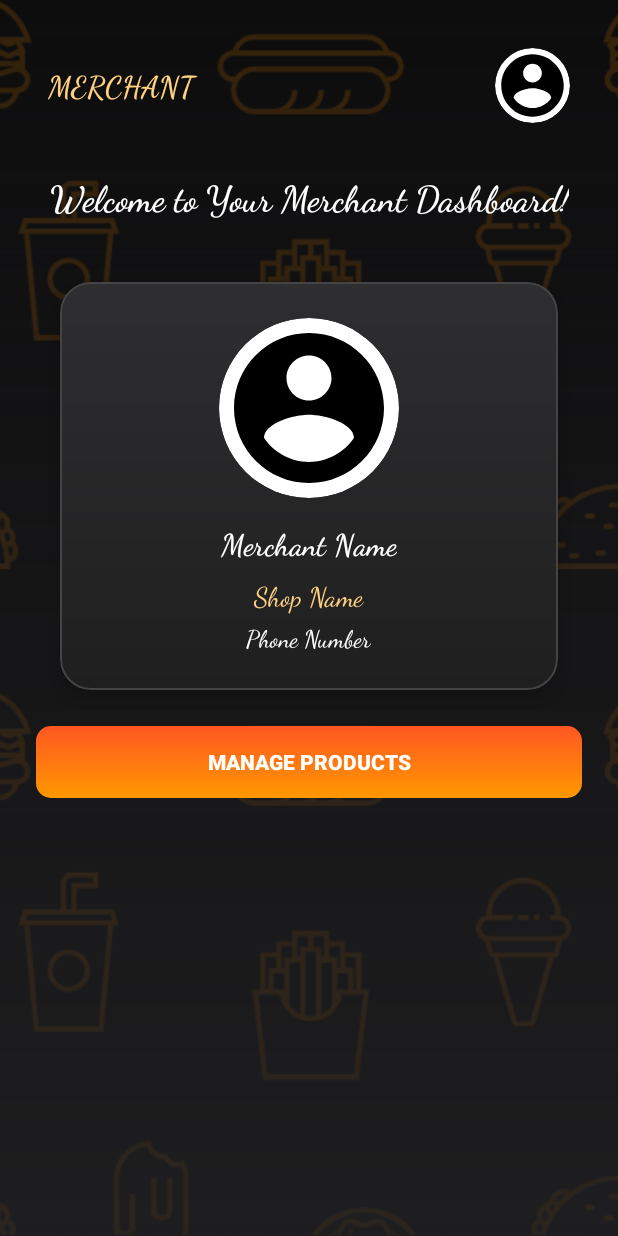
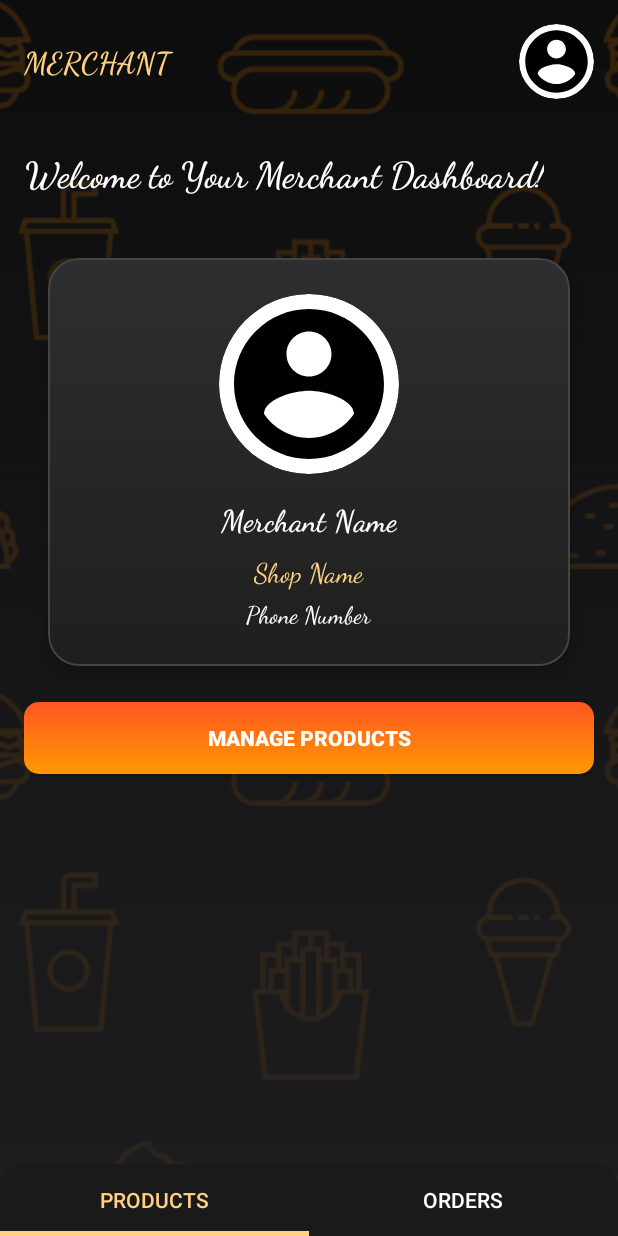
Before and after one commit to CasuallyC0ding/Cravings, an Android app built with Jetpack Compose: the HomeMerchantActivity screen opened directly, with no data from a screen before it, on a phone screen of 412 x 824 dp. Run offline under Robolectric (Android 15) with nearby library versions, the phone set to English and light mode, and no system bars; our stand-ins replace Firebase (no records; nobody signed in at launch, a user with empty details on screens opened directly); pictures from the network do not load.

Commit message:
fragmentation for the merchant view

```diff
--- a/app/build.gradle.kts
+++ b/app/build.gradle.kts
@@ -43,7 +43,7 @@ android {
 }
 
 dependencies {
-
+    implementation("com.google.android.material:material:1.9.0")
     implementation(libs.androidx.core.ktx.v1120)
     implementation("androidx.appcompat:appcompat:1.7.0") // <- add this
     implementation("com.google.android.material:material:1.13.0")
--- a/app/src/main/java/com/example/cravings/HomeMerchantActivity.kt
+++ b/app/src/main/java/com/example/cravings/HomeMerchantActivity.kt
@@ -6,15 +6,17 @@ import android.widget.ImageView
 import android.widget.TextView
 import android.widget.Toast
 import androidx.appcompat.app.AppCompatActivity
+import androidx.viewpager2.widget.ViewPager2
 import com.bumptech.glide.Glide
 import com.bumptech.glide.load.engine.DiskCacheStrategy
+import com.google.android.material.tabs.TabLayout
+import com.google.android.material.tabs.TabLayoutMediator
 import com.google.firebase.auth.FirebaseAuth
 import com.google.firebase.database.*
 
 class HomeMerchantActivity : AppCompatActivity() {
 
     private lateinit var profileButton: ImageView
-    private lateinit var profileImage: ImageView
     private lateinit var roleTextView: TextView
     private lateinit var database: FirebaseDatabase
     private lateinit var auth: FirebaseAuth
@@ -34,13 +36,12 @@ class HomeMerchantActivity : AppCompatActivity() {
         // Initialize UI
         roleTextView = findViewById(R.id.roleText)
         profileButton = findViewById(R.id.profileButton)
-        profileImage = findViewById(R.id.profileImage)
 
         // Set top label
         roleTextView.text = userRole.uppercase()
 
-        // Load image initially
-        loadProfileImage()
+        // Setup ViewPager and TabLayout
+        setupViewPager()
 
         // Open ProfileActivity on click
         profileButton.setOnClickListener {
@@ -50,60 +51,25 @@ class HomeMerchantActivity : AppCompatActivity() {
         }
     }
 
+    private fun setupViewPager() {
+        val viewPager = findViewById<ViewPager2>(R.id.viewPager)
+        val tabLayout = findViewById<TabLayout>(R.id.tabLayout)
+
+        val adapter = MerchantPagerAdapter(this)
+        viewPager.adapter = adapter
+
+        TabLayoutMediator(tabLayout, viewPager) { tab, position ->
+            tab.text = when (position) {
+                0 -> "Products"
+                1 -> "Orders"
+                else -> "Products"
+            }
+        }.attach()
+    }
+
     // 🔁 Refresh profile image each time user returns
     override fun onResume() {
         super.onResume()
-        loadProfileImage()
-    }
-
-    // 📸 Function to load the image from Firebase
-    private fun loadProfileImage() {
-        val currentUser = auth.currentUser
-        if (currentUser == null) {
-            Toast.makeText(this, "No user logged in", Toast.LENGTH_SHORT).show()
-            finish()
-            return
-        }
-
-        val userId = currentUser.uid
-        val userRef = database.reference.child("users").child(userRole).child(userId)
-
-        userRef.addListenerForSingleValueEvent(object : ValueEventListener {
-            override fun onDataChange(snapshot: DataSnapshot) {
-                val imageUrl = snapshot.child("profileImage").getValue(String::class.java)
-
-                if (!imageUrl.isNullOrEmpty()) {
-                    // Disable all caching (memory + disk)
-                    Glide.with(this@HomeMerchantActivity)
-                        .load(imageUrl)
-                        .placeholder(R.drawable.ic_profile_placeholder)
-                        .error(R.drawable.ic_profile_placeholder)
-                        .circleCrop()
-                        .diskCacheStrategy(DiskCacheStrategy.NONE)
-                        .skipMemoryCache(true)
-                        .into(profileButton)
-
-                    Glide.with(this@HomeMerchantActivity)
-                        .load(imageUrl)
-                        .placeholder(R.drawable.ic_profile_placeholder)
-                        .error(R.drawable.ic_profile_placeholder)
-                        .centerCrop()
-                        .diskCacheStrategy(DiskCacheStrategy.NONE)
-                        .skipMemoryCache(true)
-                        .into(profileImage)
-                } else {
-                    profileButton.setImageResource(R.drawable.ic_profile_placeholder)
-                    profileImage.setImageResource(R.drawable.ic_profile_placeholder)
-                }
-            }
-
-            override fun onCancelled(error: DatabaseError) {
-                Toast.makeText(
-                    this@HomeMerchantActivity,
-                    "Failed to load profile image",
-                    Toast.LENGTH_SHORT
-                ).show()
-            }
-        })
+        // The profile image loading will be handled in the ProductsFragment now
     }
 }
--- /dev/null
+++ b/app/src/main/java/com/example/cravings/MerchantOrdersFragment.kt
@@ -0,0 +1,17 @@
+package com.example.cravings
+
+import android.os.Bundle
+import android.view.LayoutInflater
+import android.view.View
+import android.view.ViewGroup
+import androidx.fragment.app.Fragment
+
+class MerchantOrdersFragment : Fragment() {
+
+    override fun onCreateView(
+        inflater: LayoutInflater, container: ViewGroup?,
+        savedInstanceState: Bundle?
+    ): View? {
+        return inflater.inflate(R.layout.fragment_merchant_orders, container, false)
+    }
+}
--- /dev/null
+++ b/app/src/main/java/com/example/cravings/MerchantPagerAdapter.kt
@@ -0,0 +1,18 @@
+package com.example.cravings
+
+import androidx.fragment.app.Fragment
+import androidx.fragment.app.FragmentActivity
+import androidx.viewpager2.adapter.FragmentStateAdapter
+
+class MerchantPagerAdapter(fa: FragmentActivity) : FragmentStateAdapter(fa) {
+
+    override fun getItemCount(): Int = 2
+
+    override fun createFragment(position: Int): Fragment {
+        return when (position) {
+            0 -> MerchantProductsFragment()
+            1 -> MerchantOrdersFragment()
+            else -> MerchantProductsFragment()
+        }
+    }
+}
--- /dev/null
+++ b/app/src/main/java/com/example/cravings/MerchantProductsFragment.kt
@@ -0,0 +1,108 @@
+package com.example.cravings
+
+import android.content.Intent
+import android.os.Bundle
+import android.view.LayoutInflater
+import android.view.View
+import android.view.ViewGroup
+import android.widget.Button
+import android.widget.ImageView
+import android.widget.TextView
+import android.widget.Toast
+import androidx.fragment.app.Fragment
+import com.bumptech.glide.Glide
+import com.bumptech.glide.load.engine.DiskCacheStrategy
+import com.google.firebase.auth.FirebaseAuth
+import com.google.firebase.database.*
+
+class MerchantProductsFragment : Fragment() {
+
+    private lateinit var profileImage: ImageView
+    private lateinit var merchantNameText: TextView
+    private lateinit var shopNameText: TextView
+    private lateinit var phoneText: TextView
+    private lateinit var manageProductsBtn: Button
+
+    private lateinit var auth: FirebaseAuth
+    private lateinit var database: FirebaseDatabase
+    private var userRole: String = "Merchant"
+
+    override fun onCreateView(
+        inflater: LayoutInflater, container: ViewGroup?,
+        savedInstanceState: Bundle?
+    ): View? {
+        val view = inflater.inflate(R.layout.fragment_merchant_products, container, false)
+
+        // Initialize Firebase
+        auth = FirebaseAuth.getInstance()
+        database = FirebaseDatabase.getInstance("https://dbcravings-default-rtdb.europe-west1.firebasedatabase.app/")
+
+        // Initialize views
+        profileImage = view.findViewById(R.id.profileImage)
+        merchantNameText = view.findViewById(R.id.merchantNameText)
+        shopNameText = view.findViewById(R.id.shopNameText)
+        phoneText = view.findViewById(R.id.phoneText)
+        manageProductsBtn = view.findViewById(R.id.manageProductsBtn)
+
+        // Load merchant data
+        loadMerchantData()
+
+        // Set up button click
+        manageProductsBtn.setOnClickListener {
+            // You can navigate to product management activity here
+            Toast.makeText(requireContext(), "Manage Products Clicked", Toast.LENGTH_SHORT).show()
+        }
+
+        return view
+    }
+
+    override fun onResume() {
+        super.onResume()
+        loadMerchantData()
+    }
+
+    private fun loadMerchantData() {
+        val currentUser = auth.currentUser
+        if (currentUser == null) {
+            Toast.makeText(requireContext(), "No user logged in", Toast.LENGTH_SHORT).show()
+            return
+        }
+
+        val userId = currentUser.uid
+        val userRef = database.reference.child("users").child(userRole).child(userId)
+
+        userRef.addListenerForSingleValueEvent(object : ValueEventListener {
+            override fun onDataChange(snapshot: DataSnapshot) {
+                val name = snapshot.child("name").getValue(String::class.java) ?: "Merchant Name"
+                val shop = snapshot.child("shopName").getValue(String::class.java) ?: "Shop Name"
+                val phone = snapshot.child("phone").getValue(String::class.java) ?: "Phone Number"
+                val imageUrl = snapshot.child("profileImage").getValue(String::class.java)
+
+                merchantNameText.text = name
+                shopNameText.text = shop
+                phoneText.text = phone
+
+                if (!imageUrl.isNullOrEmpty()) {
+                    Glide.with(requireContext())
+                        .load(imageUrl)
+                        .placeholder(R.drawable.ic_profile_placeholder)
+                        .error(R.drawable.ic_profile_placeholder)
+                        .centerCrop()
+                        .diskCacheStrategy(DiskCacheStrategy.NONE)
+                        .skipMemoryCache(true)
+                        .into(profileImage)
+                } else {
+                    profileImage.setImageResource(R.drawable.ic_profile_placeholder)
+                }
+            }
+
+            override fun onCancelled(error: DatabaseError) {
+                Toast.makeText(
+                    requireContext(),
+                    "Failed to load merchant data",
+                    Toast.LENGTH_SHORT
+                ).show()
+            }
+        })
+    }
+}
--- /dev/null
+++ b/app/src/main/res/drawable/tab_layout_background.xml
@@ -0,0 +1,5 @@
+<?xml version="1.0" encoding="utf-8"?>
+<shape xmlns:android="http://schemas.android.com/apk/res/android">
+    <solid android:color="#1A1A1A" />
+    <corners android:topLeftRadius="16dp" android:topRightRadius="16dp" />
+</shape>
--- a/app/src/main/res/layout/activity_home_merchant.xml
+++ b/app/src/main/res/layout/activity_home_merchant.xml
@@ -1,4 +1,6 @@
+<?xml version="1.0" encoding="utf-8"?>
 <RelativeLayout xmlns:android="http://schemas.android.com/apk/res/android"
+    xmlns:app="http://schemas.android.com/apk/res-auto"
     xmlns:tools="http://schemas.android.com/tools"
     android:layout_width="match_parent"
     android:layout_height="match_parent"
@@ -19,14 +21,6 @@
         android:layout_height="match_parent"
         android:background="@drawable/dark_gradient_overlay" />
 
-    <!-- Foreground layout -->
-    <LinearLayout
-        android:layout_width="match_parent"
-        android:layout_height="match_parent"
-        android:orientation="vertical"
-        android:gravity="center_horizontal"
-        android:padding="24dp">
-
     <!-- Top Bar -->
     <LinearLayout
         android:id="@+id/topBar"
@@ -34,8 +28,8 @@
         android:layout_height="wrap_content"
         android:orientation="horizontal"
         android:gravity="center_vertical"
-            android:padding="8dp"
-            android:layout_marginBottom="24dp">
+        android:padding="16dp"
+        android:background="@android:color/transparent">
 
         <TextView
             android:id="@+id/roleText"
@@ -59,86 +53,36 @@
             android:contentDescription="Profile" />
     </LinearLayout>
 
-        <!-- Welcome Text -->
-        <TextView
-            android:id="@+id/welcomeText"
+    <!-- ViewPager2 for fragments -->
+    <androidx.viewpager2.widget.ViewPager2
+        android:id="@+id/viewPager"
+        android:layout_width="match_parent"
+        android:layout_height="0dp"
+        android:layout_below="@id/topBar"
+        android:layout_above="@id/tabLayout" />
+
+    <!-- Bottom TabLayout -->
+    <com.google.android.material.tabs.TabLayout
+        android:id="@+id/tabLayout"
+        android:layout_width="match_parent"
+        android:layout_height="wrap_content"
+        android:layout_alignParentBottom="true"
+        android:background="@drawable/tab_layout_background"
+        app:tabTextColor="#FFFFFF"
+        app:tabSelectedTextColor="#FFD180"
+        app:tabIndicatorColor="#FFD180"
+        app:tabIndicatorHeight="3dp">
+
+        <com.google.android.material.tabs.TabItem
             android:layout_width="wrap_content"
             android:layout_height="wrap_content"
-            android:text="Welcome to Your Merchant Dashboard!"
-            android:textSize="24sp"
-            android:textStyle="bold"
-            android:textColor="#FFFFFF"
-            android:fontFamily="@font/dancing_script_semibold"
-            android:gravity="center"
-            android:layout_marginBottom="24dp" />
+            android:text="Products" />
 
-        <!-- Info Card -->
-        <LinearLayout
-            android:id="@+id/profileSection"
-            android:orientation="vertical"
-            android:layout_width="match_parent"
-            android:layout_height="wrap_content"
-            android:padding="24dp"
-            android:elevation="8dp"
-            android:gravity="center_horizontal"
-            android:layout_margin="16dp"
-            android:clipToOutline="true"
-            android:background="@drawable/rounded_card">
-
-            <ImageView
-                android:id="@+id/profileImage"
-                android:layout_width="120dp"
-                android:layout_height="120dp"
-                android:src="@drawable/ic_profile_placeholder"
-                android:background="@drawable/circle_background"
-                android:scaleType="centerCrop"
-                android:clipToOutline="true"
-                android:contentDescription="Profile Image"
-                android:layout_marginBottom="16dp" />
-
-            <TextView
-                android:id="@+id/merchantNameText"
+        <com.google.android.material.tabs.TabItem
             android:layout_width="wrap_content"
             android:layout_height="wrap_content"
-                android:text="Merchant Name"
-                android:textStyle="bold"
-                android:textSize="20sp"
-                android:textColor="#FFFFFF"
-                android:layout_marginBottom="8dp"
-                android:fontFamily="@font/dancing_script_semibold" />
+            android:text="Orders" />
 
-            <TextView
-                android:id="@+id/shopNameText"
-                android:layout_width="wrap_content"
-                android:layout_height="wrap_content"
-                android:text="Shop Name"
-                android:textSize="18sp"
-                android:textColor="#FFD180"
-                android:layout_marginBottom="4dp"
-                android:fontFamily="@font/dancing_script_regular" />
+    </com.google.android.material.tabs.TabLayout>
 
-            <TextView
-                android:id="@+id/phoneText"
-                android:layout_width="wrap_content"
-                android:layout_height="wrap_content"
-                android:text="Phone Number"
-                android:textSize="16sp"
-                android:textColor="#FFFFFF"
-                android:fontFamily="@font/dancing_script_regular" />
-        </LinearLayout>
-
-        <!-- Optional Action Button -->
-        <Button
-            android:id="@+id/manageProductsBtn"
-            android:text="Manage Products"
-            android:textStyle="bold"
-            android:textColor="@android:color/white"
-            android:layout_width="match_parent"
-            android:layout_height="wrap_content"
-            android:background="@drawable/btn_orange_gradient"
-            android:elevation="6dp"
-            android:padding="14dp"
-            android:layout_marginTop="8dp" />
-
-    </LinearLayout>
 </RelativeLayout>
--- /dev/null
+++ b/app/src/main/res/layout/fragment_merchant_orders.xml
@@ -0,0 +1,31 @@
+<?xml version="1.0" encoding="utf-8"?>
+<LinearLayout xmlns:android="http://schemas.android.com/apk/res/android"
+    android:layout_width="match_parent"
+    android:layout_height="match_parent"
+    android:orientation="vertical"
+    android:padding="16dp"
+    android:background="@android:color/transparent">
+
+    <TextView
+        android:layout_width="wrap_content"
+        android:layout_height="wrap_content"
+        android:text="Orders Screen"
+        android:textSize="24sp"
+        android:textColor="#FFFFFF"
+        android:textStyle="bold"
+        android:layout_gravity="center"
+        android:layout_marginTop="50dp"
+        android:fontFamily="@font/dancing_script_semibold" />
+
+    <!-- You can add your orders RecyclerView here later -->
+    <TextView
+        android:layout_width="wrap_content"
+        android:layout_height="wrap_content"
+        android:text="Incoming orders will appear here"
+        android:textSize="18sp"
+        android:textColor="#FFD180"
+        android:layout_gravity="center"
+        android:layout_marginTop="20dp"
+        android:fontFamily="@font/dancing_script_regular" />
+
+</LinearLayout>
--- /dev/null
+++ b/app/src/main/res/layout/fragment_merchant_products.xml
@@ -0,0 +1,90 @@
+<?xml version="1.0" encoding="utf-8"?>
+<LinearLayout xmlns:android="http://schemas.android.com/apk/res/android"
+    android:layout_width="match_parent"
+    android:layout_height="match_parent"
+    android:orientation="vertical"
+    android:padding="16dp"
+    android:background="@android:color/transparent">
+
+    <!-- Welcome Text -->
+    <TextView
+        android:id="@+id/welcomeText"
+        android:layout_width="wrap_content"
+        android:layout_height="wrap_content"
+        android:text="Welcome to Your Merchant Dashboard!"
+        android:textSize="24sp"
+        android:textStyle="bold"
+        android:textColor="#FFFFFF"
+        android:fontFamily="@font/dancing_script_semibold"
+        android:gravity="center"
+        android:layout_marginBottom="24dp" />
+
+    <!-- Info Card -->
+    <LinearLayout
+        android:id="@+id/profileSection"
+        android:orientation="vertical"
+        android:layout_width="match_parent"
+        android:layout_height="wrap_content"
+        android:padding="24dp"
+        android:elevation="8dp"
+        android:gravity="center_horizontal"
+        android:layout_margin="16dp"
+        android:clipToOutline="true"
+        android:background="@drawable/rounded_card">
+
+        <ImageView
+            android:id="@+id/profileImage"
+            android:layout_width="120dp"
+            android:layout_height="120dp"
+            android:src="@drawable/ic_profile_placeholder"
+            android:background="@drawable/circle_background"
+            android:scaleType="centerCrop"
+            android:clipToOutline="true"
+            android:contentDescription="Profile Image"
+            android:layout_marginBottom="16dp" />
+
+        <TextView
+            android:id="@+id/merchantNameText"
+            android:layout_width="wrap_content"
+            android:layout_height="wrap_content"
+            android:text="Merchant Name"
+            android:textStyle="bold"
+            android:textSize="20sp"
+            android:textColor="#FFFFFF"
+            android:layout_marginBottom="8dp"
+            android:fontFamily="@font/dancing_script_semibold" />
+
+        <TextView
+            android:id="@+id/shopNameText"
+            android:layout_width="wrap_content"
+            android:layout_height="wrap_content"
+            android:text="Shop Name"
+            android:textSize="18sp"
+            android:textColor="#FFD180"
+            android:layout_marginBottom="4dp"
+            android:fontFamily="@font/dancing_script_regular" />
+
+        <TextView
+            android:id="@+id/phoneText"
+            android:layout_width="wrap_content"
+            android:layout_height="wrap_content"
+            android:text="Phone Number"
+            android:textSize="16sp"
+            android:textColor="#FFFFFF"
+            android:fontFamily="@font/dancing_script_regular" />
+    </LinearLayout>
+
+    <!-- Manage Products Button -->
+    <Button
+        android:id="@+id/manageProductsBtn"
+        android:text="Manage Products"
+        android:textStyle="bold"
+        android:textColor="@android:color/white"
+        android:layout_width="match_parent"
+        android:layout_height="wrap_content"
+        android:background="@drawable/btn_orange_gradient"
+        android:elevation="6dp"
+        android:padding="14dp"
+        android:layout_marginTop="8dp" />
+
+</LinearLayout>
--- /dev/null
+++ b/app/src/main/res/menu/merchant_bottom_nav_menu.xml
@@ -0,0 +1,12 @@
+<?xml version="1.0" encoding="utf-8"?>
+<menu xmlns:android="http://schemas.android.com/apk/res/android">
+    <item
+        android:id="@+id/nav_products"
+        android:icon="@drawable/ic_products"
+        android:title="Products" />
+
+    <item
+        android:id="@+id/nav_orders"
+        android:icon="@drawable/ic_orders"
+        android:title="Orders" />
+</menu>
--- a/app/src/main/res/values/colors.xml
+++ b/app/src/main/res/values/colors.xml
@@ -7,4 +7,5 @@
     <color name="teal_700">#FF018786</color>
     <color name="black">#FF000000</color>
     <color name="white">#FFFFFFFF</color>
+    <color name="tab_text_color">#FFFFFF</color>
 </resources>
--- a/app/src/main/res/values/strings.xml
+++ b/app/src/main/res/values/strings.xml
@@ -1,3 +1,5 @@
 <resources>
     <string name="app_name">Cravings</string>
+    <!-- TODO: Remove or change this placeholder text -->
+    <string name="hello_blank_fragment">Hello blank fragment</string>
 </resources>
```
Also changed, not shown: app/src/main/res/drawable/ic_orders.png (added), app/src/main/res/drawable/ic_products.png (added), 1 other file. Lines whose indentation alone changed are shown as unchanged.
